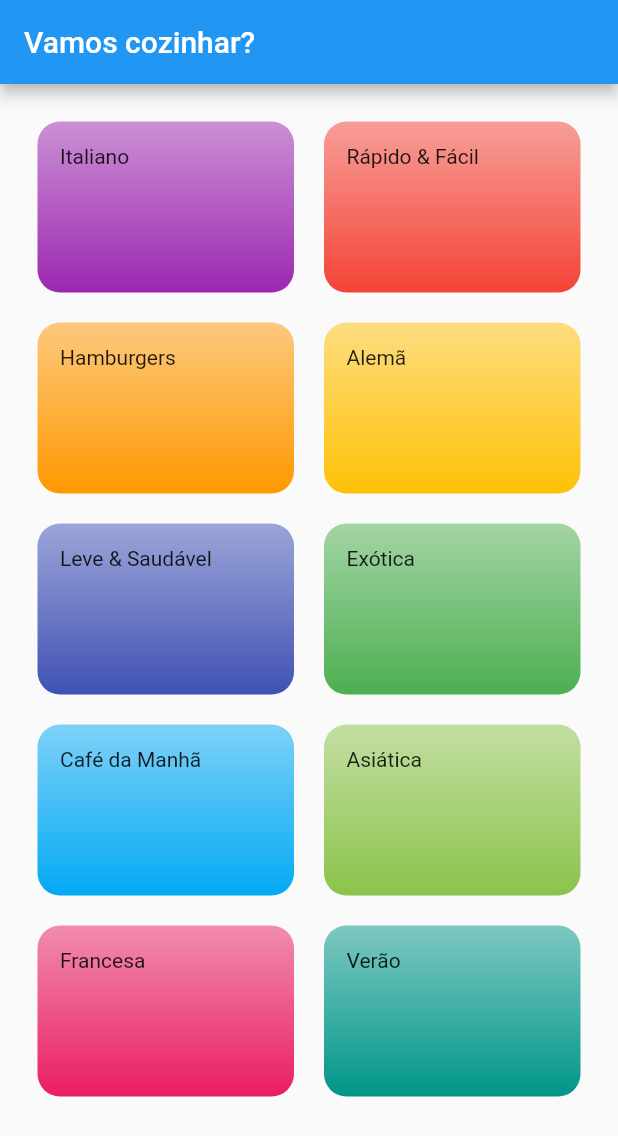
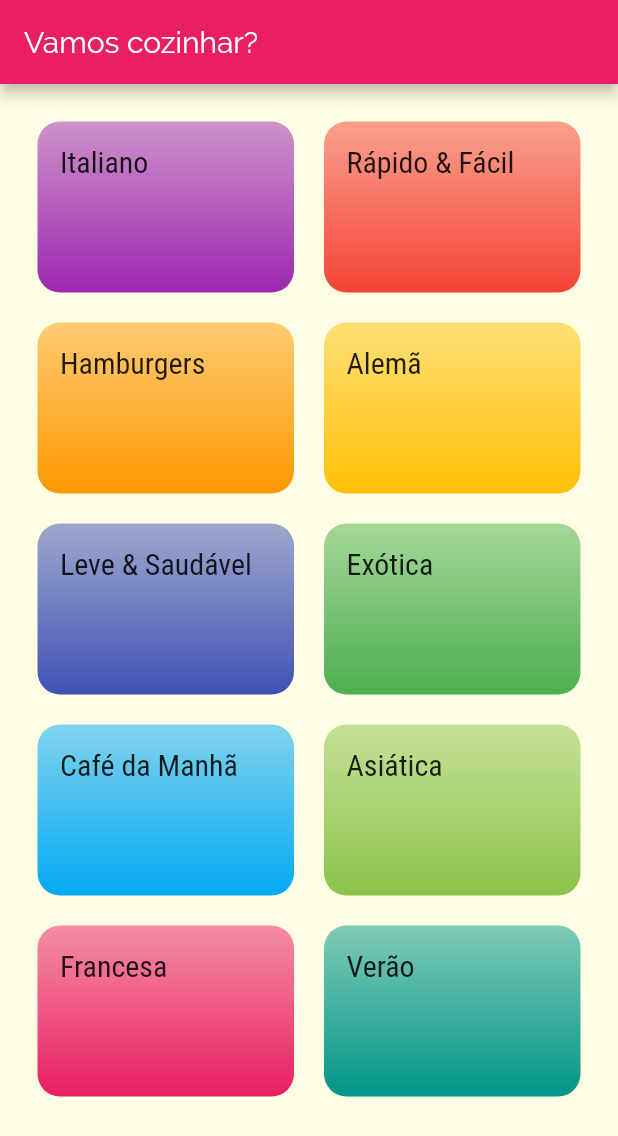
Before and after one commit to Augustocastilho/AppRestaurante, a Flutter app: the screen it shows after launch, on a phone screen of 412 x 824 dp. Shown: the top 1136 px of the screen. Run offline on Flutter 3.47's test engine with Material 2 defaults, Android fonts, the phone set to English and light mode, and no system bars.

Commit message:
Atribuicao das fontes

```diff
--- a/lib/components/category_item.dart
+++ b/lib/components/category_item.dart
@@ -11,7 +11,10 @@ class CategoryItem extends StatelessWidget {
   Widget build(BuildContext context) {
     return Container(
       padding: const EdgeInsets.all(15),
-      child: Text(category.title),
+      child: Text(
+        category.title,
+        style: Theme.of(context).textTheme.title,
+      ),
       decoration: BoxDecoration(
         borderRadius: BorderRadius.circular(15),
         gradient: LinearGradient(
--- a/lib/main.dart
+++ b/lib/main.dart
@@ -10,7 +10,16 @@ class MyApp extends StatelessWidget {
     return MaterialApp(
       title: 'Vamos Cozinhar?',
       theme: ThemeData(
-        primarySwatch: Colors.blue,
+        primarySwatch: Colors.pink,
+        accentColor: Colors.amber,
+        fontFamily: 'Raleway',
+        canvasColor: Color.fromRGBO(255, 254, 229, 1),
+        textTheme: ThemeData.light().textTheme.copyWith(
+              title: TextStyle(
+                fontSize: 20,
+                fontFamily: 'RobotoCondensed',
+              ),
+            ),
       ),
       home: CategoriesScreen(),
     );
```
